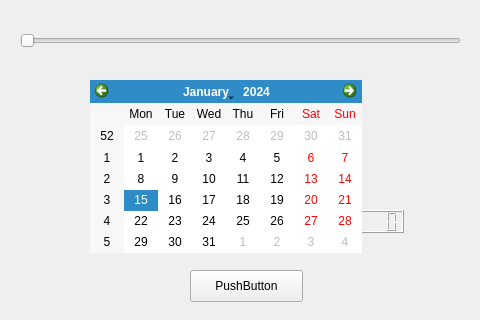
Before: the Qt Designer form arsch.ui in dgow/PiClock, drawn with Qt 5.
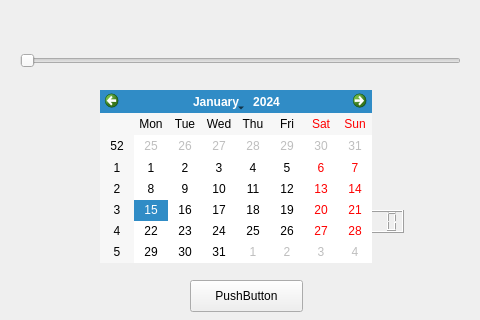
After: the same form once the commit is applied.

```diff
--- a/arsch.ui
+++ b/arsch.ui
@@ -17,7 +17,7 @@
    <property name="geometry">
     <rect>
      <x>190</x>
-     <y>270</y>
+     <y>280</y>
      <width>113</width>
      <height>32</height>
     </rect>
@@ -45,7 +45,7 @@
      <x>20</x>
      <y>30</y>
      <width>441</width>
-     <height>22</height>
+     <height>61</height>
     </rect>
    </property>
    <property name="orientation">
@@ -65,8 +65,8 @@
   <widget class="QCalendarWidget" name="calendarWidget">
    <property name="geometry">
     <rect>
-     <x>90</x>
-     <y>80</y>
+     <x>100</x>
+     <y>90</y>
      <width>272</width>
      <height>173</height>
     </rect>
```
